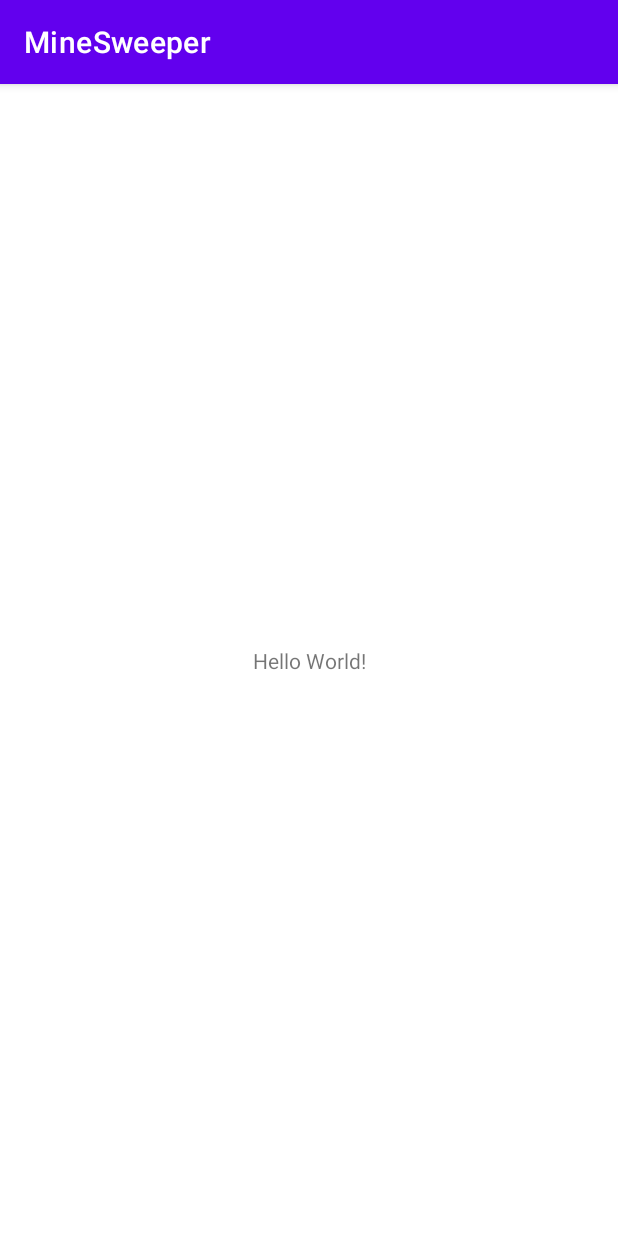
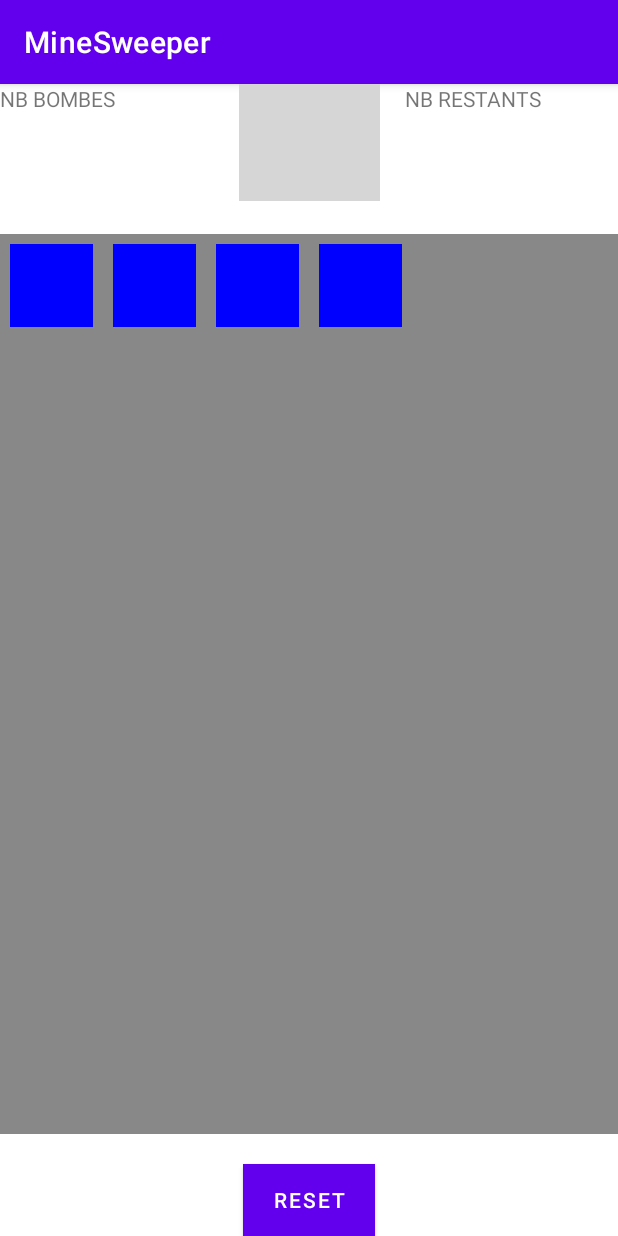
Before and after one commit to Returnvoidspec/MineSweeper, an Android app: the screen it shows after launch (MainActivity), on a phone screen of 412 x 824 dp. Run offline under Robolectric (Android 15) with nearby library versions, the phone set to English and light mode, and no system bars; grey boxes are pictures that could not be loaded.

Commit message:
1st milestone Specialview Button and Text

```diff
--- /dev/null
+++ b/app/src/main/java/com/example/minesweeper/SpecialView.java
@@ -0,0 +1,58 @@
+package com.example.minesweeper;
+
+import android.content.Context;
+import android.graphics.Canvas;
+import android.graphics.Paint;
+import android.graphics.Rect;
+import android.graphics.Color;
+import android.util.AttributeSet;
+import android.view.View;
+
+public class SpecialView extends View {
+    Rect square;
+    Paint rectPaint;
+
+    public SpecialView(Context context){
+        super(context);
+        init(null,0);
+    }
+
+    public SpecialView(Context context, AttributeSet attrs){
+        super(context,attrs);
+        init(attrs,0);
+    }
+
+    public SpecialView(Context context, AttributeSet attrs,int defStyle){
+        super(context,attrs,defStyle);
+        init(attrs,defStyle);
+    }
+
+    public void init(AttributeSet attrs,int defStyle){
+        setBackgroundColor(Color.GRAY);
+    }
+
+    @Override
+    protected void onDraw(Canvas canvas){
+        super.onDraw(canvas);
+        int norect = 6;
+        int contentwidth = getWidth();
+
+        int rectBound = contentwidth/norect;
+
+        rectPaint = new Paint(Paint.ANTI_ALIAS_FLAG);
+        rectPaint.setColor(0xFF0000FF);
+        square = new Rect(10,10,rectBound - 10,rectBound-10);
+
+        for (int i = 0;i<=3;i++){
+            canvas.save();
+
+            canvas.translate(i*rectBound,0);
+            canvas.drawRect(square,rectPaint);
+            canvas.restore();
+        }
+
+    }
+
+
+
+}
--- a/app/src/main/res/layout/activity_main.xml
+++ b/app/src/main/res/layout/activity_main.xml
@@ -6,13 +6,51 @@
     android:layout_height="match_parent"
     tools:context=".MainActivity">
 
+    <com.example.minesweeper.SpecialView
+        android:id="@+id/specialView3"
+        android:layout_width="412dp"
+        android:layout_height="600dp"
+        app:layout_constraintBottom_toBottomOf="parent"
+        app:layout_constraintEnd_toEndOf="parent"
+        app:layout_constraintHorizontal_bias="1.0"
+        app:layout_constraintStart_toStartOf="parent"
+        app:layout_constraintTop_toTopOf="@+id/imageButton"
+        app:layout_constraintVertical_bias="0.595" />
+
     <TextView
+        android:id="@+id/textView3"
+        android:layout_width="142dp"
+        android:layout_height="71dp"
+        android:text="NB BOMBES"
+        app:layout_constraintStart_toStartOf="parent"
+        app:layout_constraintTop_toTopOf="parent" />
+
+    <TextView
+        android:id="@+id/textView4"
+        android:layout_width="142dp"
+        android:layout_height="71dp"
+        android:text="NB RESTANTS"
+        app:layout_constraintEnd_toEndOf="parent"
+        app:layout_constraintTop_toTopOf="parent" />
+
+    <ImageButton
+        android:id="@+id/imageButton"
+        android:layout_width="94dp"
+        android:layout_height="78dp"
+        app:layout_constraintEnd_toStartOf="@+id/textView4"
+        app:layout_constraintStart_toEndOf="@+id/textView3"
+        app:layout_constraintTop_toTopOf="parent"
+        app:srcCompat="@mipmap/flag" />
+
+    <Button
+        android:id="@+id/button2"
         android:layout_width="wrap_content"
         android:layout_height="wrap_content"
-        android:text="Hello World!"
+        android:background="@android:color/black"
+        android:textColor="@android:color/white"
+        android:text="RESET"
         app:layout_constraintBottom_toBottomOf="parent"
-        app:layout_constraintLeft_toLeftOf="parent"
-        app:layout_constraintRight_toRightOf="parent"
-        app:layout_constraintTop_toTopOf="parent" />
+        app:layout_constraintEnd_toEndOf="parent"
+        app:layout_constraintStart_toStartOf="parent" />
 
 </androidx.constraintlayout.widget.ConstraintLayout>
```
